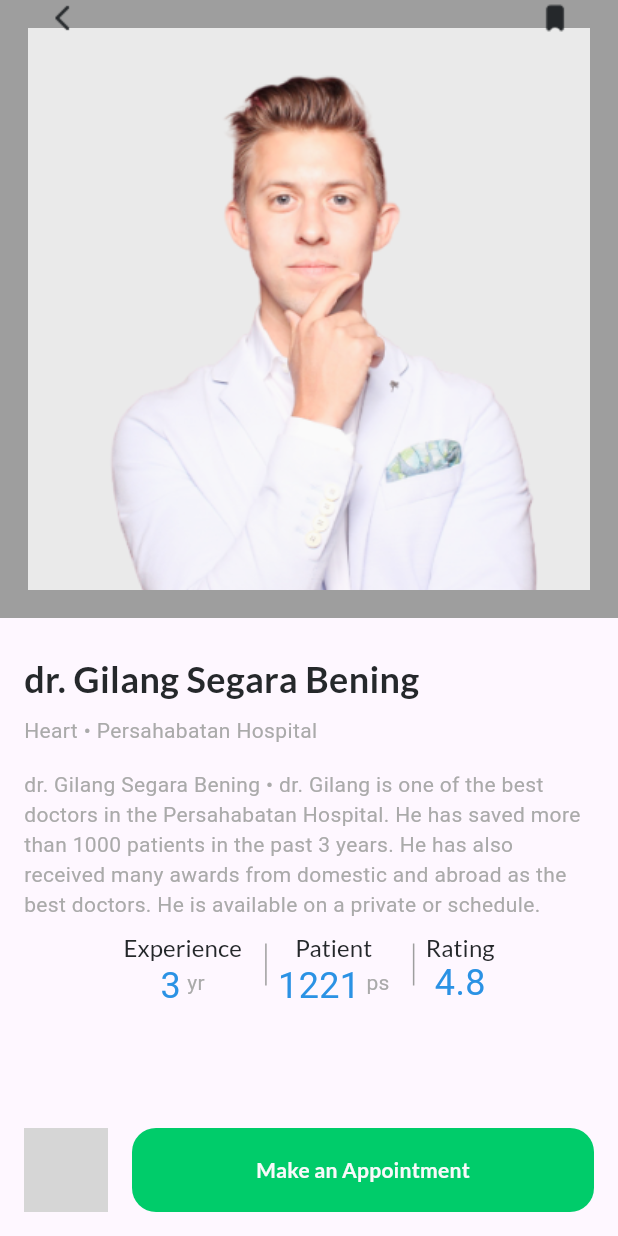
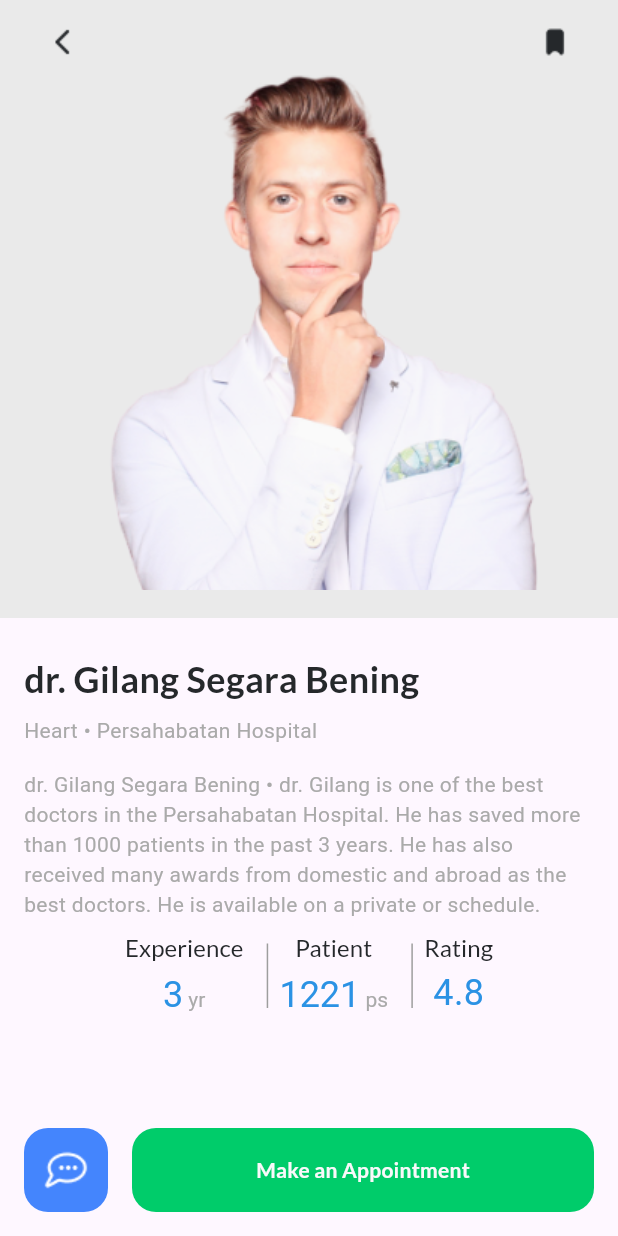
Before and after one commit to AEG14/find_your_doctor_app, a Flutter app: the screen it shows after launch, after a tap on "dr. Gilang Segara Bening", on a phone screen of 412 x 824 dp. Run offline on Flutter 3.47's test engine with Material 2 defaults, Android fonts, the phone set to English and light mode, and no system bars; our stand-ins replace flutter_rating_bar, google_fonts; Roboto replaces fonts that are missing (Source Sans Pro); grey boxes are pictures that could not be loaded.

Commit message:
edit the spacing of the text experiences blabla

```diff
--- a/lib/pages/doctor_details.dart
+++ b/lib/pages/doctor_details.dart
@@ -15,7 +15,7 @@
             alignment: Alignment.topCenter,
             height: MediaQuery.of(context).size.height * 0.5,
             decoration: BoxDecoration(
-                color: Colors.grey,
+                color: Color(0XFFEAEAEA),
                 image: DecorationImage(
                     image: AssetImage(
                         'assets/images/png/${args.topDoctorPicture}'))),
@@ -24,6 +24,8 @@
                 padding: const EdgeInsets.symmetric(
                   horizontal: 30,
                 ),
+                child: Container(
+                  margin: const EdgeInsets.only(top: 16),
                   child: Row(
                     mainAxisAlignment: MainAxisAlignment.spaceBetween,
                     children: [
@@ -58,6 +60,7 @@
                         ),
                       )
                     ],
+                  ),
                 ),
               ),
             ),
@@ -131,13 +134,13 @@
                             ),
                           ),
                           const SizedBox(
-                            height: 20,
+                            height: 35,
                           ),
-                          Row(
-                            crossAxisAlignment: CrossAxisAlignment.end,
+                          RichText(
+                            text: TextSpan(
                               children: [
-                              Text(
-                                args.topDoctorYearOfExperience,
+                                TextSpan(
+                                  text: args.topDoctorYearOfExperience,
                                   style: TextStyle(
                                     color: Color(0xFF2B92E4),
                                     fontSize: 24,
@@ -146,11 +149,8 @@
                                     height: 0.06,
                                   ),
                                 ),
-                              const SizedBox(
-                                width: 4,
-                              ),
-                              Text(
-                                'yr',
+                                TextSpan(
+                                  text: " yr",
                                   style: TextStyle(
                                     color: Color(0xFFAAAAAA),
                                     fontSize: 14,
@@ -158,9 +158,10 @@
                                     fontWeight: FontWeight.w400,
                                     height: 0.18,
                                   ),
-                              )
+                                ),
                               ],
-                          )
+                            ),
+                          ),
                         ],
                       ),
                       const SizedBox(
@@ -184,13 +185,13 @@
                             ),
                           ),
                           const SizedBox(
-                            height: 20,
+                            height: 35,
                           ),
-                          Row(
-                            crossAxisAlignment: CrossAxisAlignment.end,
+                          RichText(
+                            text: TextSpan(
                               children: [
-                              Text(
-                                args.topDoctorNumberOfPatient,
+                                TextSpan(
+                                  text: args.topDoctorNumberOfPatient,
                                   style: TextStyle(
                                     color: Color(0xFF2B92E4),
                                     fontSize: 24,
@@ -199,11 +200,8 @@
                                     height: 0.06,
                                   ),
                                 ),
-                              const SizedBox(
-                                width: 4,
-                              ),
-                              Text(
-                                'ps',
+                                TextSpan(
+                                  text: " ps",
                                   style: TextStyle(
                                     color: Color(0xFFAAAAAA),
                                     fontSize: 14,
@@ -211,9 +209,10 @@
                                     fontWeight: FontWeight.w400,
                                     height: 0.18,
                                   ),
-                              )
+                                ),
                               ],
-                          )
+                            ),
+                          ),
                         ],
                       ),
                       const SizedBox(
@@ -237,7 +236,7 @@
                             ),
                           ),
                           const SizedBox(
-                            height: 20,
+                            height: 27,
                           ),
                           Row(
                             crossAxisAlignment: CrossAxisAlignment.end,
@@ -271,7 +270,7 @@
                         color: Color(0xFF4485FD),
                         image: DecorationImage(
                           image: AssetImage(
-                            'assets/images/png/Icons-comment.png',
+                            'assets/images/png/Icons-Comment2.png',
                           ),
                         ),
                       ),
```
Lines whose indentation alone changed are shown as unchanged.
